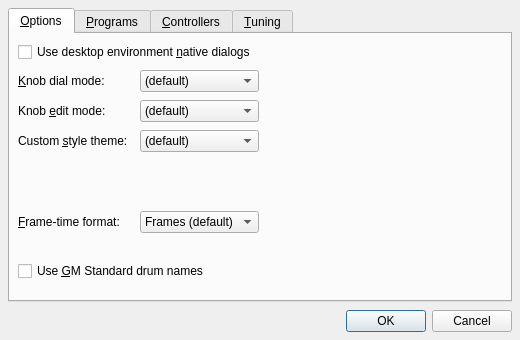
Qt form src/drumkv1widget_config.ui (rncbc/drumkv1) before a commit.
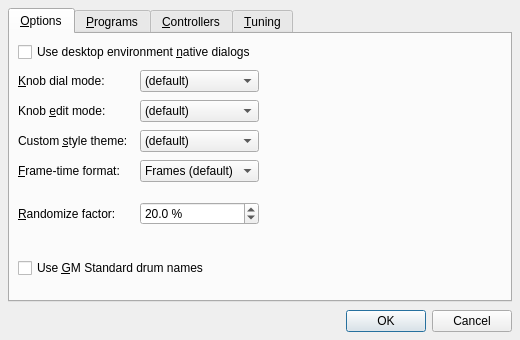
The same form after that commit. Icons and pictures are not drawn. Custom widgets are drawn as their Qt base class.

Commit message: [xrandom] Introducing brand new Random(ize) parameters command button...

The edit to the form file:
```diff
--- a/src/drumkv1widget_config.ui
+++ b/src/drumkv1widget_config.ui
@@ -163,20 +163,7 @@
          </item>
         </widget>
        </item>
-       <item row="4" column="0" colspan="3">
-        <spacer>
-         <property name="orientation">
-          <enum>Qt::Vertical</enum>
-         </property>
-         <property name="sizeHint">
-          <size>
-           <width>20</width>
-           <height>8</height>
-          </size>
-         </property>
-        </spacer>
-       </item>
-       <item row="5" column="0">
+       <item row="4" column="0">
         <widget class="QLabel" name="FrameTimeFormatTextLabel">
          <property name="text">
           <string>&amp;Frame-time format:</string>
@@ -186,7 +173,7 @@
          </property>
         </widget>
        </item>
-       <item row="5" column="1">
+       <item row="4" column="1">
         <widget class="QComboBox" name="FrameTimeFormatComboBox">
          <property name="toolTip">
           <string>Frame-time format</string>
@@ -206,6 +193,44 @@
          </item>
         </widget>
        </item>
+       <item row="5" column="0">
+        <widget class="QLabel" name="RandomizePercentTextLabel">
+         <property name="text">
+          <string>&amp;Randomize factor:</string>
+         </property>
+         <property name="buddy">
+          <cstring>RandomizePercentSpinBox</cstring>
+         </property>
+        </widget>
+       </item>
+       <item row="5" column="1">
+        <widget class="QDoubleSpinBox" name="RandomizePercentSpinBox">
+         <property name="toolTip">
+          <string>Randomizer deviation from current value</string>
+         </property>
+         <property name="suffix" >
+          <string> %</string>
+         </property>
+         <property name="accelerated">
+          <bool>true</bool>
+         </property>
+         <property name="decimals">
+          <number>1</number>
+         </property>
+         <property name="minimum">
+          <double>0.1</double>
+         </property>
+         <property name="maximum">
+          <double>100.0</double>
+         </property>
+         <property name="singleStep">
+          <double>0.1</double>
+         </property>
+         <property name="value">
+          <double>20.0</double>
+         </property>
+        </widget>
+       </item>
        <item row="6" colspan="3">
         <spacer>
          <property name="orientation">
```
The commit also changes 6 other files.
